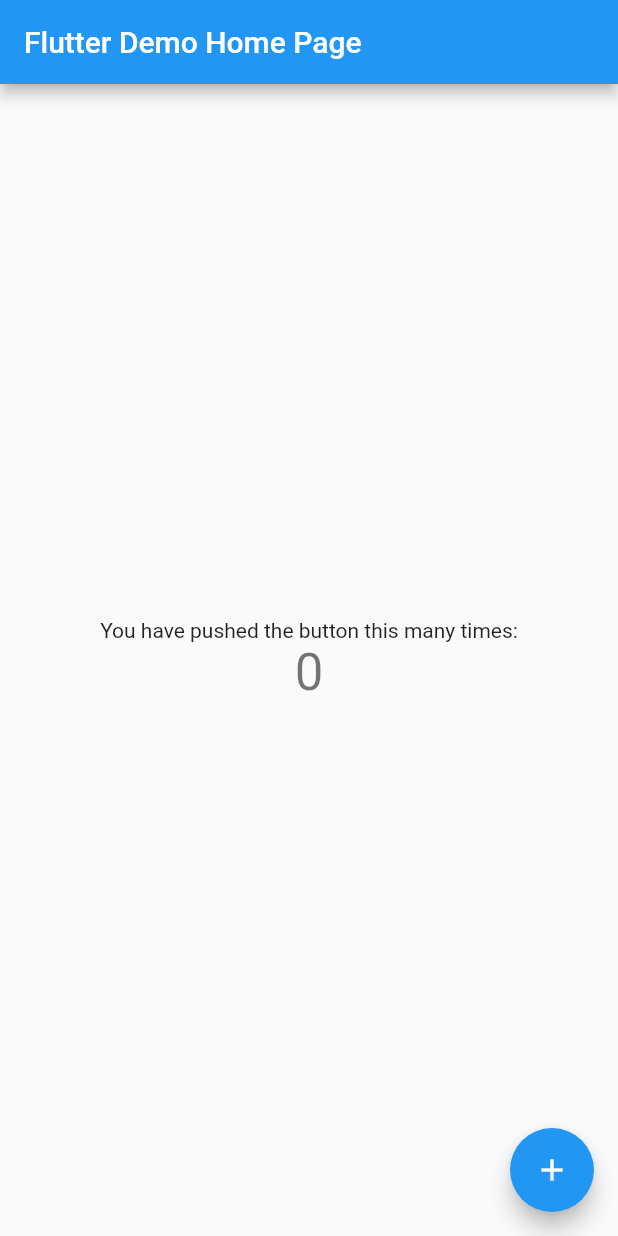
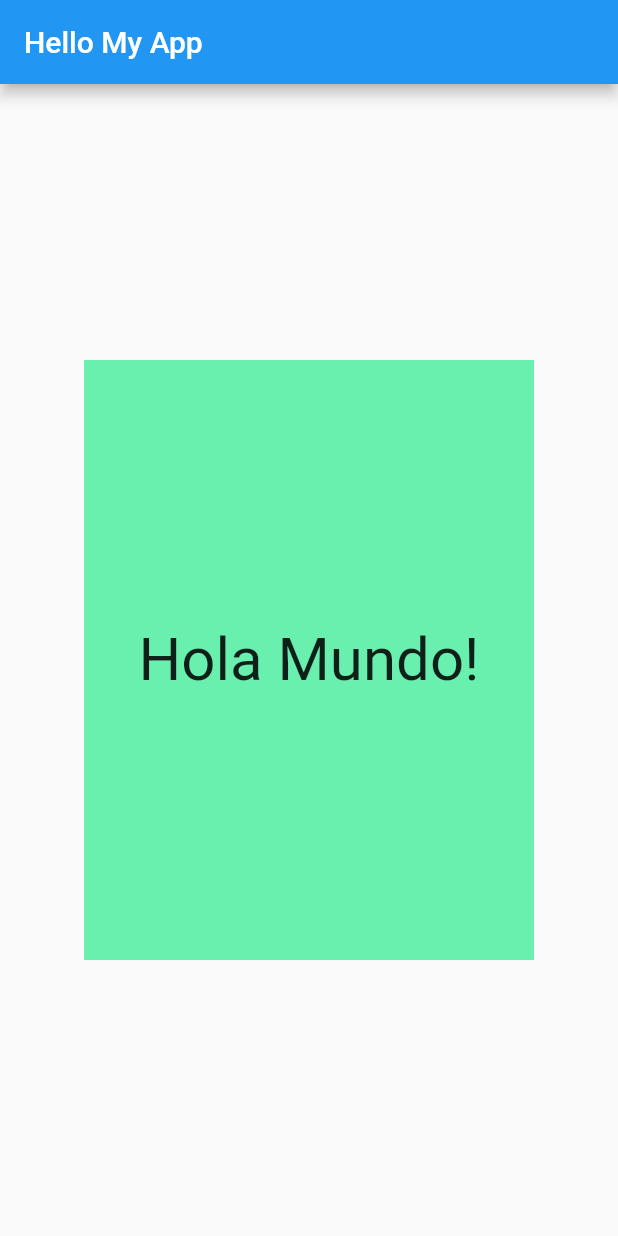
Before and after one commit to jasanchezo/hello_app, a Flutter app: the screen it shows after launch, on a phone screen of 412 x 824 dp. Run offline on Flutter 3.47's test engine with Material 2 defaults, Android fonts, the phone set to English and light mode, and no system bars.

Commit message:
Sesión del sábado 15 de septiembre con pruebas generales con widgets

```diff
--- a/lib/main.dart
+++ b/lib/main.dart
@@ -1,109 +1,34 @@
 import 'package:flutter/material.dart';
 
-void main() => runApp(new MyApp());
+void main() {
+  runApp(MaterialApp(
+      debugShowCheckedModeBanner: false,
+      home: Scaffold(
+          appBar: AppBar(
+            title: Text('Hello My App'),
+          ),
+          body: HelloRectangle())));
+}
 
-class MyApp extends StatelessWidget {
-  // This widget is the root of your application.
+// FUNCION
+Widget helloRectangle() {
+  return Container(
+    color: Colors.greenAccent,
+  );
+}
+
+// STATELESS WIDGET O CLASE
+class HelloRectangle extends StatelessWidget {
   @override
   Widget build(BuildContext context) {
-    return new MaterialApp(
-      title: 'Flutter Demo',
-      theme: new ThemeData(
-        // This is the theme of your application.
-        //
-        // Try running your application with "flutter run". You'll see the
-        // application has a blue toolbar. Then, without quitting the app, try
-        // changing the primarySwatch below to Colors.green and then invoke
-        // "hot reload" (press "r" in the console where you ran "flutter run",
-        // or press Run > Flutter Hot Reload in IntelliJ). Notice that the
-        // counter didn't reset back to zero; the application is not restarted.
-        primarySwatch: Colors.blue,
-      ),
-      home: new MyHomePage(title: 'Flutter Demo Home Page'),
-    );
+    return Center(
+        child: Container(
+      color: Colors.greenAccent,
+      width: 300.0,
+      height: 400.0,
+      child: Center(
+        child: Text("Hola Mundo!", style: TextStyle(fontSize: 40.0),),
+      )
+    ));
   }
 }
-
-class MyHomePage extends StatefulWidget {
-  MyHomePage({Key key, this.title}) : super(key: key);
-
-  // This widget is the home page of your application. It is stateful, meaning
-  // that it has a State object (defined below) that contains fields that affect
-  // how it looks.
-
-  // This class is the configuration for the state. It holds the values (in this
-  // case the title) provided by the parent (in this case the App widget) and
-  // used by the build method of the State. Fields in a Widget subclass are
-  // always marked "final".
-
-  final String title;
-
-  @override
-  _MyHomePageState createState() => new _MyHomePageState();
-}
-
-class _MyHomePageState extends State<MyHomePage> {
-  int _counter = 0;
-
-  void _incrementCounter() {
-    setState(() {
-      // This call to setState tells the Flutter framework that something has
-      // changed in this State, which causes it to rerun the build method below
-      // so that the display can reflect the updated values. If we changed
-      // _counter without calling setState(), then the build method would not be
-      // called again, and so nothing would appear to happen.
-      _counter++;
-    });
-  }
-
-  @override
-  Widget build(BuildContext context) {
-    // This method is rerun every time setState is called, for instance as done
-    // by the _incrementCounter method above.
-    //
-    // The Flutter framework has been optimized to make rerunning build methods
-    // fast, so that you can just rebuild anything that needs updating rather
-    // than having to individually change instances of widgets.
-    return new Scaffold(
-      appBar: new AppBar(
-        // Here we take the value from the MyHomePage object that was created by
-        // the App.build method, and use it to set our appbar title.
-        title: new Text(widget.title),
-      ),
-      body: new Center(
-        // Center is a layout widget. It takes a single child and positions it
-        // in the middle of the parent.
-        child: new Column(
-          // Column is also layout widget. It takes a list of children and
-          // arranges them vertically. By default, it sizes itself to fit its
-          // children horizontally, and tries to be as tall as its parent.
-          //
-          // Invoke "debug paint" (press "p" in the console where you ran
-          // "flutter run", or select "Toggle Debug Paint" from the Flutter tool
-          // window in IntelliJ) to see the wireframe for each widget.
-          //
-          // Column has various properties to control how it sizes itself and
-          // how it positions its children. Here we use mainAxisAlignment to
-          // center the children vertically; the main axis here is the vertical
-          // axis because Columns are vertical (the cross axis would be
-          // horizontal).
-          mainAxisAlignment: MainAxisAlignment.center,
-          children: <Widget>[
-            new Text(
-              'You have pushed the button this many times:',
-            ),
-            new Text(
-              '$_counter',
-              style: Theme.of(context).textTheme.display1,
-            ),
-          ],
-        ),
-      ),
-      floatingActionButton: new FloatingActionButton(
-        onPressed: _incrementCounter,
-        tooltip: 'Increment',
-        child: new Icon(Icons.add),
-      ), // This trailing comma makes auto-formatting nicer for build methods.
-    );
-  }
-}
```
